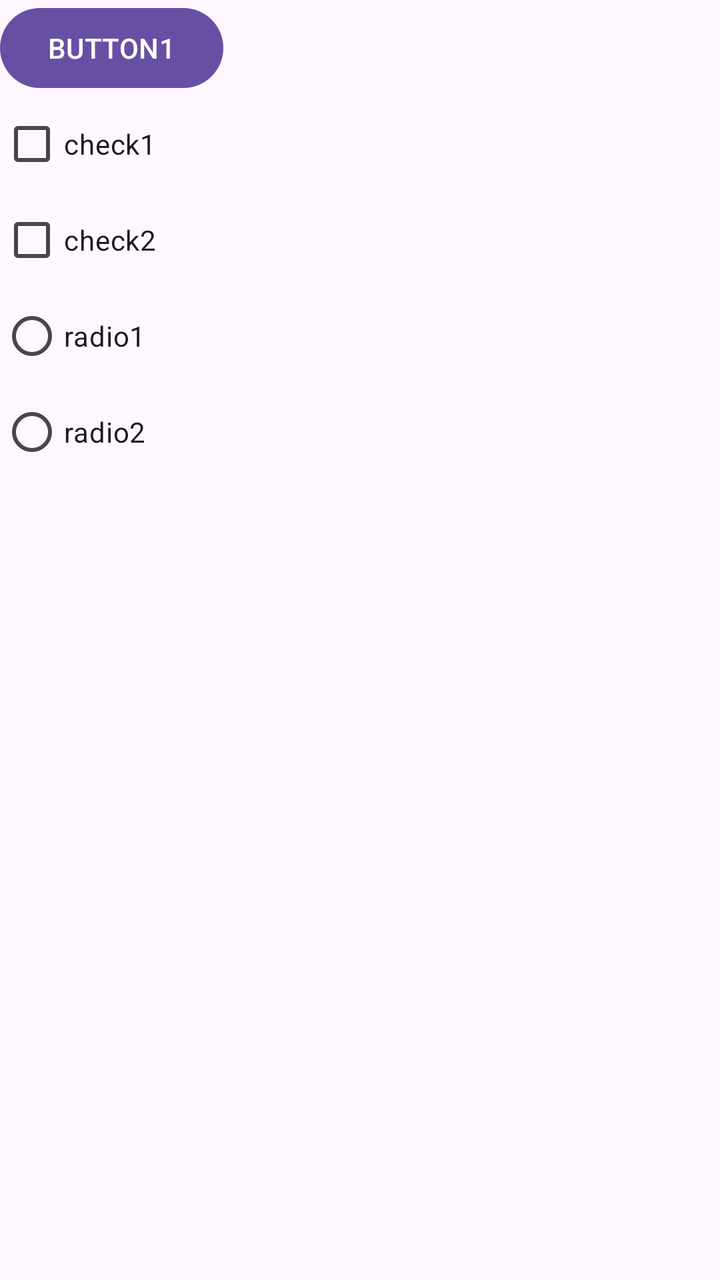
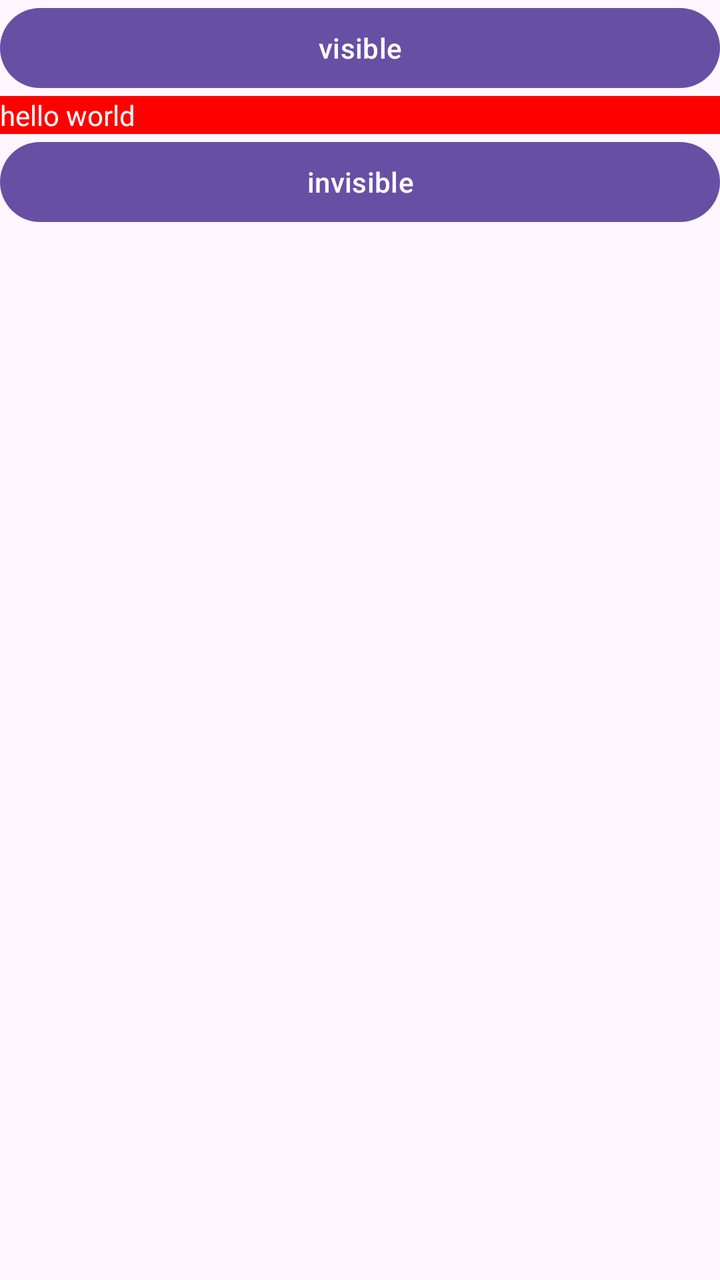

Before-and-after screenshots of an Android layout around one commit, followed by the original layout XML and the change that was made.
<!-- AndroidManifest.xml: application theme Theme.Viewclass -->
<!-- res/layout/activity_main.xml -->
<?xml version="1.0" encoding="utf-8"?>
<LinearLayout xmlns:android="http://schemas.android.com/apk/res/android"
    android:layout_width="match_parent"
    android:layout_height="match_parent"
    android:orientation="vertical">

    <Button
        android:layout_width="wrap_content"
        android:layout_height="wrap_content"
        android:text="BUTTON1" />

    <CheckBox
        android:layout_width="wrap_content"
        android:layout_height="wrap_content"
        android:text="check1" />

    <CheckBox
        android:layout_width="wrap_content"
        android:layout_height="wrap_content"
        android:text="check2" />

    <RadioGroup
        android:layout_width="wrap_content"
        android:layout_height="wrap_content">
        <RadioButton
            android:layout_width="wrap_content"
            android:layout_height="wrap_content"
            android:text="radio1" />
        <RadioButton
            android:layout_width="wrap_content"
            android:layout_height="wrap_content"
            android:text="radio2" />
    </RadioGroup>
</LinearLayout>
<!-- resources referenced by this layout -->
<resources>
  <style name="Theme.Viewclass" parent="Base.Theme.Viewclass" />
  <style name="Base.Theme.Viewclass" parent="Theme.Material3.DayNight.NoActionBar">
          
          
      </style>
</resources>

<!-- the commit's change to res/layout/activity_main.xml (unified diff, before → after) -->
@@ -1,34 +1,24 @@
 <?xml version="1.0" encoding="utf-8"?>
 <LinearLayout xmlns:android="http://schemas.android.com/apk/res/android"
+    xmlns:tools="http://schemas.android.com/tools"
     android:layout_width="match_parent"
     android:layout_height="match_parent"
     android:orientation="vertical">
-
     <Button
-        android:layout_width="wrap_content"
+        android:id="@+id/visibleBn"
+        android:layout_width="match_parent"
         android:layout_height="wrap_content"
-        android:text="BUTTON1" />
-
-    <CheckBox
-        android:layout_width="wrap_content"
+        android:text="visible" />
+    <TextView
+        android:id="@+id/targetView"
+        android:layout_width="match_parent"
         android:layout_height="wrap_content"
-        android:text="check1" />
-
-    <CheckBox
-        android:layout_width="wrap_content"
+        android:text="hello world"
+        android:background="#FF0000"
+        android:textColor="#FFFFFF" />
+    <Button
+        android:id="@+id/invisibleBn"
+        android:layout_width="match_parent"
         android:layout_height="wrap_content"
-        android:text="check2" />
-
-    <RadioGroup
-        android:layout_width="wrap_content"
-        android:layout_height="wrap_content">
-        <RadioButton
-            android:layout_width="wrap_content"
-            android:layout_height="wrap_content"
-            android:text="radio1" />
-        <RadioButton
-            android:layout_width="wrap_content"
-            android:layout_height="wrap_content"
-            android:text="radio2" />
-    </RadioGroup>
+        android:text="invisible" />
 </LinearLayout>
